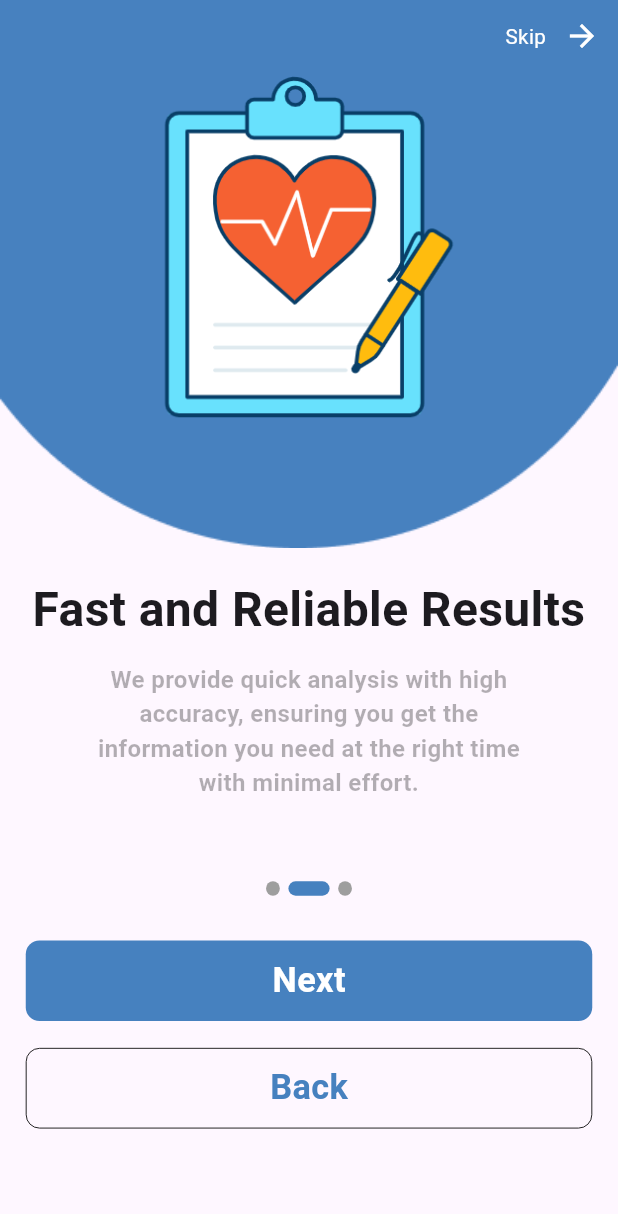
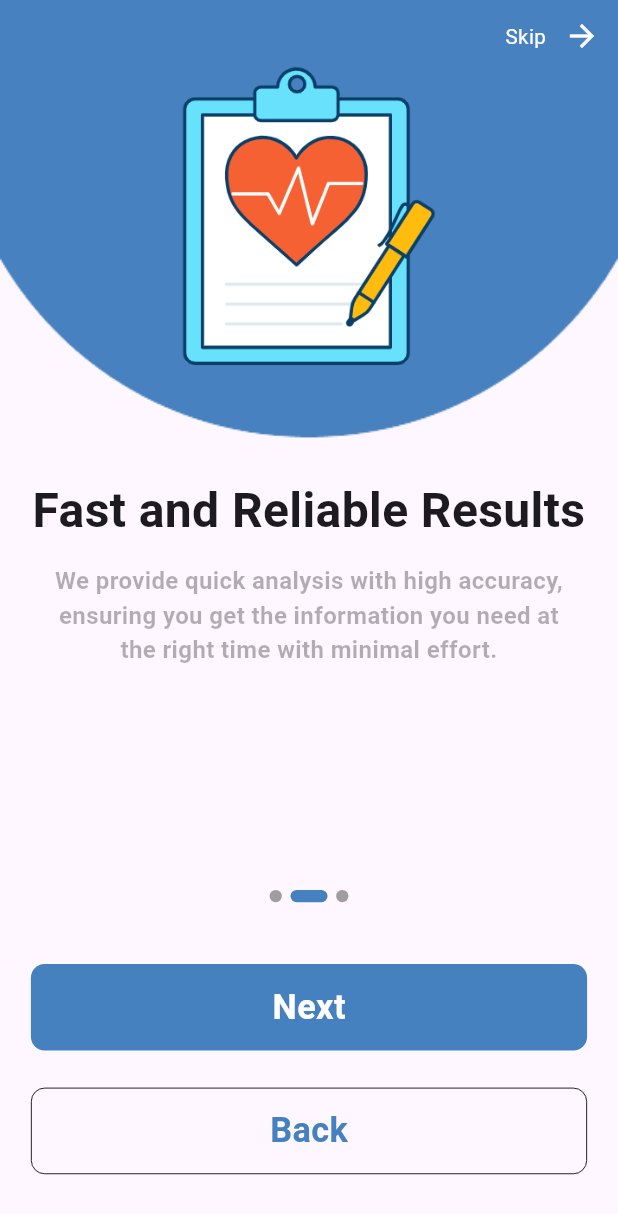
Before and after one commit to abdulrahmanibrahimdawood/Hepato_Diagnosis, a Flutter app: the screen it shows after launch, after a tap on "Next", on a phone screen of 412 x 824 dp. Shown: the top 1214 px of the screen. Run offline on Flutter 3.47's test engine with Material 3 defaults, Android fonts, the phone set to English and light mode, and no system bars; our stand-ins replace animated_splash_screen, flutter_screenutil, font_awesome_flutter.

Commit message:
repo to login

```diff
--- a/lib/main.dart
+++ b/lib/main.dart
@@ -55,4 +55,3 @@ class HepatoDiagnosis extends StatelessWidget {
     );
   }
 }
-//abdo
--- a/lib/pages/first_board_page.dart
+++ b/lib/pages/first_board_page.dart
@@ -20,32 +20,20 @@ class FirstPage extends StatelessWidget {
               Image.asset(
                 'assets/one.png',
                 width: MediaQuery.of(context).size.width,
-                height: MediaQuery.of(context).size.height / 2.3,
+                height: MediaQuery.of(context).size.height * 0.35,
               ),
             ],
           ),
           SizedBox(
-            height: 10.h,
+            height: MediaQuery.of(context).size.height * 0.03,
           ),
-          Row(
-            mainAxisAlignment: MainAxisAlignment.center,
-            children: [
-              Text(
-                'Welcome to the HDx App',
-                style: TextStyle(fontSize: 28.sp, fontWeight: FontWeight.bold),
-                textAlign: TextAlign.center,
-              ),
-              // Text(
-              //   'HDx App',
-              //   style: TextStyle(
-              //       fontSize: 32.sp,
-              //       fontWeight: FontWeight.bold,
-              //       color: kPrimaryColor),
-              // ),
-            ],
+          Text(
+            'Welcome to the HDx App',
+            style: TextStyle(fontSize: 28.sp, fontWeight: FontWeight.bold),
+            textAlign: TextAlign.center,
           ),
           SizedBox(
-            height: 10.h,
+            height: MediaQuery.of(context).size.height * 0.015,
           ),
           Padding(
             padding: EdgeInsets.symmetric(horizontal: 30.w),
--- a/lib/pages/on_board_screen.dart
+++ b/lib/pages/on_board_screen.dart
@@ -60,7 +60,7 @@ class _OnBoardScreenStateState extends State<OnBoardScreenState> {
                   ],
                 ),
                 SizedBox(
-                  height: 25.h,
+                  height: MediaQuery.of(context).size.height * 0.05,
                 ),
                 InkWell(
                   onTap: () {
@@ -71,8 +71,8 @@ class _OnBoardScreenStateState extends State<OnBoardScreenState> {
                             curve: Curves.linear);
                   },
                   child: Container(
-                    height: 45.h,
-                    width: 330.w,
+                    height: MediaQuery.of(context).size.height * 0.07,
+                    width: MediaQuery.of(context).size.width * 0.9,
                     decoration: BoxDecoration(
                         color: kPrimaryColor,
                         borderRadius: BorderRadius.circular(8.r)),
@@ -88,7 +88,7 @@ class _OnBoardScreenStateState extends State<OnBoardScreenState> {
                   ),
                 ),
                 SizedBox(
-                  height: 15.h,
+                  height: MediaQuery.of(context).size.height * 0.03,
                 ),
                 InkWell(
                   onTap: () {
@@ -98,12 +98,12 @@ class _OnBoardScreenStateState extends State<OnBoardScreenState> {
                   },
                   child: index == 0
                       ? Container(
-                          height: 45.h,
-                          width: 330.w,
+                          height: MediaQuery.of(context).size.height * 0.07,
+                          width: MediaQuery.of(context).size.width * 0.9,
                         )
                       : Container(
-                          height: 45.h,
-                          width: 330.w,
+                          height: MediaQuery.of(context).size.height * 0.07,
+                          width: MediaQuery.of(context).size.width * 0.9,
                           decoration: BoxDecoration(
                             border:
                                 Border.all(color: Colors.black, width: .5.w),
@@ -121,7 +121,7 @@ class _OnBoardScreenStateState extends State<OnBoardScreenState> {
                         ),
                 ),
                 SizedBox(
-                  height: 60.h,
+                  height: MediaQuery.of(context).size.height * 0.05,
                 ),
               ],
             ),
@@ -152,7 +152,10 @@ class _OnBoardScreenStateState extends State<OnBoardScreenState> {
                       )
                     ],
                   )
-                : const Text(''),
+                : Text(
+                    '',
+                    style: TextStyle(fontSize: 1.sp),
+                  ),
           ],
         ),
       ),
@@ -171,8 +174,10 @@ class CustomIndecator extends StatelessWidget {
         color: active ? kPrimaryColor : Colors.grey,
         borderRadius: BorderRadius.circular(100.r),
       ),
-      height: 8.h,
-      width: active ? 24.w : 8.w,
+      height: MediaQuery.of(context).size.height * 0.01,
+      width: active
+          ? MediaQuery.of(context).size.height * 0.03
+          : MediaQuery.of(context).size.height * 0.01,
     );
   }
 }
--- a/lib/pages/scound_board_page.dart
+++ b/lib/pages/scound_board_page.dart
@@ -20,12 +20,12 @@ class ScoundPage extends StatelessWidget {
               Image.asset(
                 'assets/two.png',
                 width: MediaQuery.of(context).size.width,
-                height: MediaQuery.of(context).size.height / 2.5,
+                height: MediaQuery.of(context).size.height * 0.35,
               ),
             ],
           ),
           SizedBox(
-            height: 15.h,
+            height: MediaQuery.of(context).size.height * 0.03,
           ),
           Text(
             'Fast and Reliable Results',
@@ -33,13 +33,13 @@ class ScoundPage extends StatelessWidget {
             textAlign: TextAlign.center,
           ),
           SizedBox(
-            height: 10.h,
+            height: MediaQuery.of(context).size.height * 0.015,
           ),
           Padding(
-            padding: EdgeInsets.symmetric(horizontal: 50.w),
+            padding: EdgeInsets.symmetric(horizontal: 30.w),
             child: Text(
+              "We provide quick analysis with high accuracy, ensuring you get the information you need at the right time with minimal effort.",
               textAlign: TextAlign.center,
-              "We provide quick analysis with high accuracy, ensuring you get the information you need at the right time with minimal effort.",
               style: TextStyle(
                 fontSize: 14.sp,
                 fontWeight: FontWeight.bold,
--- a/lib/pages/third_board_page.dart
+++ b/lib/pages/third_board_page.dart
@@ -20,12 +20,12 @@ class ThirdPage extends StatelessWidget {
               Image.asset(
                 'assets/three.png',
                 width: MediaQuery.of(context).size.width,
-                height: MediaQuery.of(context).size.height / 2.5,
+                height: MediaQuery.of(context).size.height * 0.35,
               ),
             ],
           ),
           SizedBox(
-            height: 15.h,
+            height: MediaQuery.of(context).size.height * 0.03,
           ),
           Text(
             'Start Your Health Journey',
@@ -33,10 +33,10 @@ class ThirdPage extends StatelessWidget {
             textAlign: TextAlign.center,
           ),
           SizedBox(
-            height: 10.h,
+            height: MediaQuery.of(context).size.height * 0.015,
           ),
           Padding(
-            padding: EdgeInsets.symmetric(horizontal: 50.w),
+            padding: EdgeInsets.symmetric(horizontal: 30.w),
             child: Text(
               textAlign: TextAlign.center,
               "Take a step towards a healthier life now and begin your journey with us to achieve a better, brighter health future.",
```
Also changed, not shown: assets/Ellipse.png.
